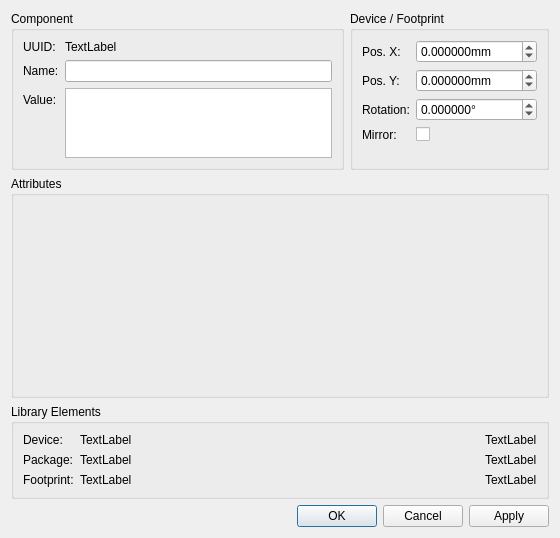
This is libs/librepcb/projecteditor/boardeditor/deviceinstancepropertiesdialog.ui in LibrePCB/LibrePCB as Qt 5 draws it before an edit. The edited form follows.
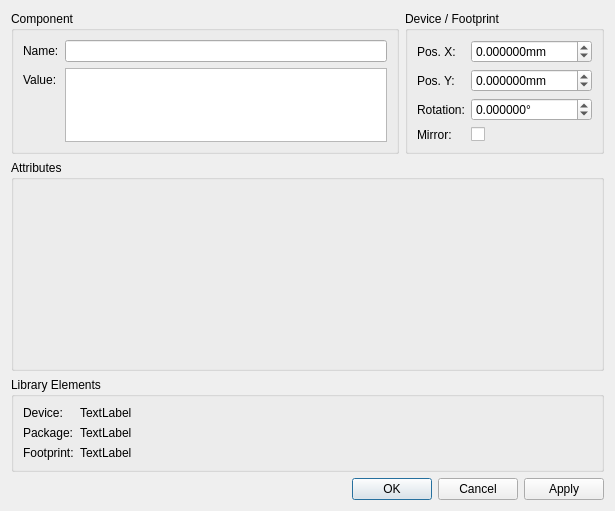
This is the edited form. Custom widgets are drawn as their Qt base class.

Commit message: ProjectEditor: Hide UUIDs in many dialogs

Patch:
```diff
--- a/libs/librepcb/projecteditor/boardeditor/deviceinstancepropertiesdialog.ui
+++ b/libs/librepcb/projecteditor/boardeditor/deviceinstancepropertiesdialog.ui
@@ -6,8 +6,8 @@
    <rect>
     <x>0</x>
     <y>0</y>
-    <width>560</width>
-    <height>538</height>
+    <width>615</width>
+    <height>511</height>
    </rect>
   </property>
   <property name="windowTitle">
@@ -176,20 +176,7 @@
        <property name="title">
         <string>Library Elements</string>
        </property>
-       <layout class="QGridLayout" name="gridLayout_3">
-        <item row="1" column="0">
-         <widget class="QLabel" name="label_18">
-          <property name="sizePolicy">
-           <sizepolicy hsizetype="Maximum" vsizetype="Preferred">
-            <horstretch>0</horstretch>
-            <verstretch>0</verstretch>
-           </sizepolicy>
-          </property>
-          <property name="text">
-           <string>Package:</string>
-          </property>
-         </widget>
-        </item>
+       <layout class="QFormLayout" name="formLayout_3">
         <item row="0" column="0">
          <widget class="QLabel" name="label_10">
           <property name="sizePolicy">
@@ -203,28 +190,6 @@
           </property>
          </widget>
         </item>
-        <item row="0" column="2">
-         <widget class="QLabel" name="lblLibDeviceUuid">
-          <property name="sizePolicy">
-           <sizepolicy hsizetype="Maximum" vsizetype="Preferred">
-            <horstretch>0</horstretch>
-            <verstretch>0</verstretch>
-           </sizepolicy>
-          </property>
-          <property name="text">
-           <string notr="true">TextLabel</string>
-          </property>
-          <property name="textFormat">
-           <enum>Qt::RichText</enum>
-          </property>
-          <property name="openExternalLinks">
-           <bool>true</bool>
-          </property>
-          <property name="textInteractionFlags">
-           <set>Qt::TextBrowserInteraction</set>
-          </property>
-         </widget>
-        </item>
         <item row="0" column="1">
          <widget class="QLabel" name="lblLibDeviceName">
           <property name="sizePolicy">
@@ -236,10 +201,19 @@
           <property name="text">
            <string notr="true">TextLabel</string>
           </property>
+          <property name="textFormat">
+           <enum>Qt::RichText</enum>
+          </property>
+          <property name="openExternalLinks">
+           <bool>true</bool>
+          </property>
+          <property name="textInteractionFlags">
+           <set>Qt::LinksAccessibleByKeyboard|Qt::LinksAccessibleByMouse</set>
+          </property>
          </widget>
         </item>
-        <item row="2" column="2">
-         <widget class="QLabel" name="lblLibFootprintUuid">
+        <item row="1" column="0">
+         <widget class="QLabel" name="label_18">
           <property name="sizePolicy">
            <sizepolicy hsizetype="Maximum" vsizetype="Preferred">
             <horstretch>0</horstretch>
@@ -247,21 +221,12 @@
            </sizepolicy>
           </property>
           <property name="text">
-           <string notr="true">TextLabel</string>
-          </property>
-          <property name="textFormat">
-           <enum>Qt::RichText</enum>
-          </property>
-          <property name="openExternalLinks">
-           <bool>true</bool>
-          </property>
-          <property name="textInteractionFlags">
-           <set>Qt::TextBrowserInteraction</set>
+           <string>Package:</string>
           </property>
          </widget>
         </item>
-        <item row="2" column="1">
-         <widget class="QLabel" name="lblLibFootprintName">
+        <item row="1" column="1">
+         <widget class="QLabel" name="lblLibPackageName">
           <property name="sizePolicy">
            <sizepolicy hsizetype="Ignored" vsizetype="Preferred">
             <horstretch>0</horstretch>
@@ -271,19 +236,6 @@
           <property name="text">
            <string notr="true">TextLabel</string>
           </property>
-         </widget>
-        </item>
-        <item row="1" column="2">
-         <widget class="QLabel" name="lblLibPackageUuid">
-          <property name="sizePolicy">
-           <sizepolicy hsizetype="Maximum" vsizetype="Preferred">
-            <horstretch>0</horstretch>
-            <verstretch>0</verstretch>
-           </sizepolicy>
-          </property>
-          <property name="text">
-           <string notr="true">TextLabel</string>
-          </property>
           <property name="textFormat">
            <enum>Qt::RichText</enum>
           </property>
@@ -308,8 +260,8 @@
           </property>
          </widget>
         </item>
-        <item row="1" column="1">
-         <widget class="QLabel" name="lblLibPackageName">
+        <item row="2" column="1">
+         <widget class="QLabel" name="lblLibFootprintName">
           <property name="sizePolicy">
            <sizepolicy hsizetype="Ignored" vsizetype="Preferred">
             <horstretch>0</horstretch>
@@ -319,6 +271,15 @@
           <property name="text">
            <string notr="true">TextLabel</string>
           </property>
+          <property name="textFormat">
+           <enum>Qt::RichText</enum>
+          </property>
+          <property name="openExternalLinks">
+           <bool>true</bool>
+          </property>
+          <property name="textInteractionFlags">
+           <set>Qt::LinksAccessibleByKeyboard|Qt::LinksAccessibleByMouse</set>
+          </property>
          </widget>
         </item>
        </layout>
@@ -340,46 +301,23 @@
          <enum>QFormLayout::AllNonFixedFieldsGrow</enum>
         </property>
         <item row="0" column="0">
-         <widget class="QLabel" name="label">
-          <property name="text">
-           <string>UUID:</string>
-          </property>
-         </widget>
-        </item>
-        <item row="0" column="1">
-         <widget class="QLabel" name="lblCompInstUuid">
-          <property name="sizePolicy">
-           <sizepolicy hsizetype="Preferred" vsizetype="Preferred">
-            <horstretch>0</horstretch>
-            <verstretch>0</verstretch>
-           </sizepolicy>
-          </property>
-          <property name="text">
-           <string notr="true">TextLabel</string>
-          </property>
-          <property name="textInteractionFlags">
-           <set>Qt::LinksAccessibleByMouse|Qt::TextSelectableByMouse</set>
-          </property>
-         </widget>
-        </item>
-        <item row="1" column="0">
          <widget class="QLabel" name="label_2">
           <property name="text">
            <string>Name:</string>
           </property>
          </widget>
         </item>
-        <item row="1" column="1">
+        <item row="0" column="1">
          <widget class="QLineEdit" name="edtCompInstName"/>
         </item>
-        <item row="2" column="0">
+        <item row="1" column="0">
          <widget class="QLabel" name="label_4">
           <property name="text">
            <string>Value:</string>
           </property>
          </widget>
         </item>
-        <item row="2" column="1">
+        <item row="1" column="1">
          <widget class="QTextEdit" name="edtCompInstValue">
           <property name="sizePolicy">
            <sizepolicy hsizetype="Expanding" vsizetype="Maximum">
```
Left out of the diff: 2 changed lines with no effect on the pictures. The commit also changes 7 other files.
